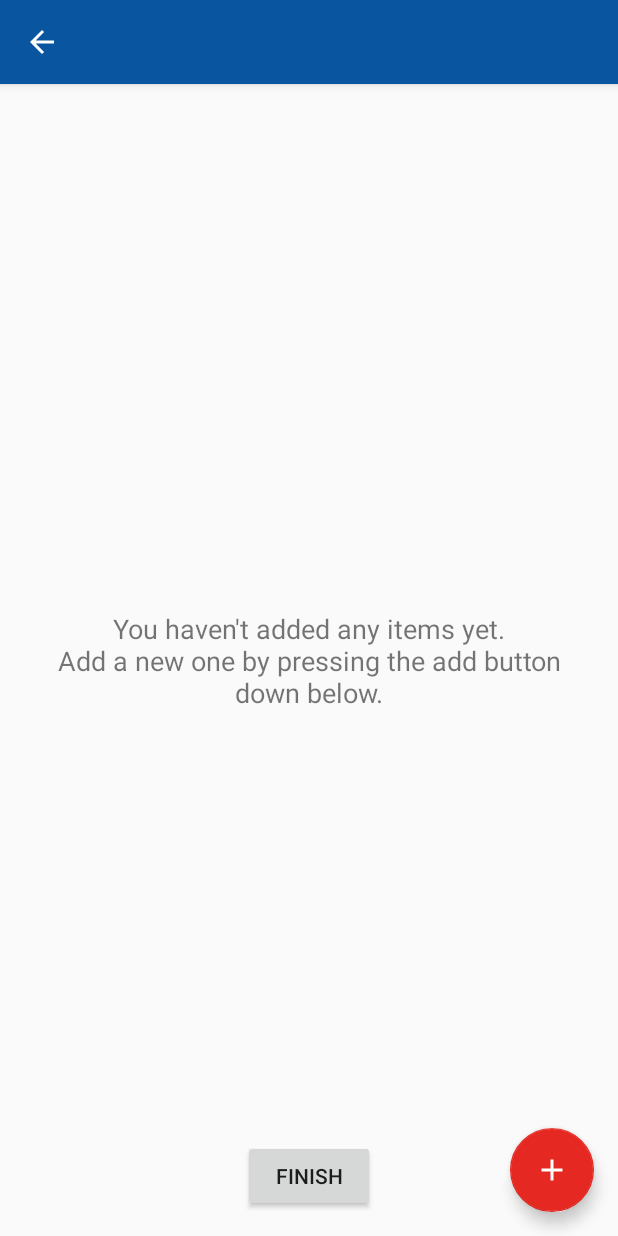
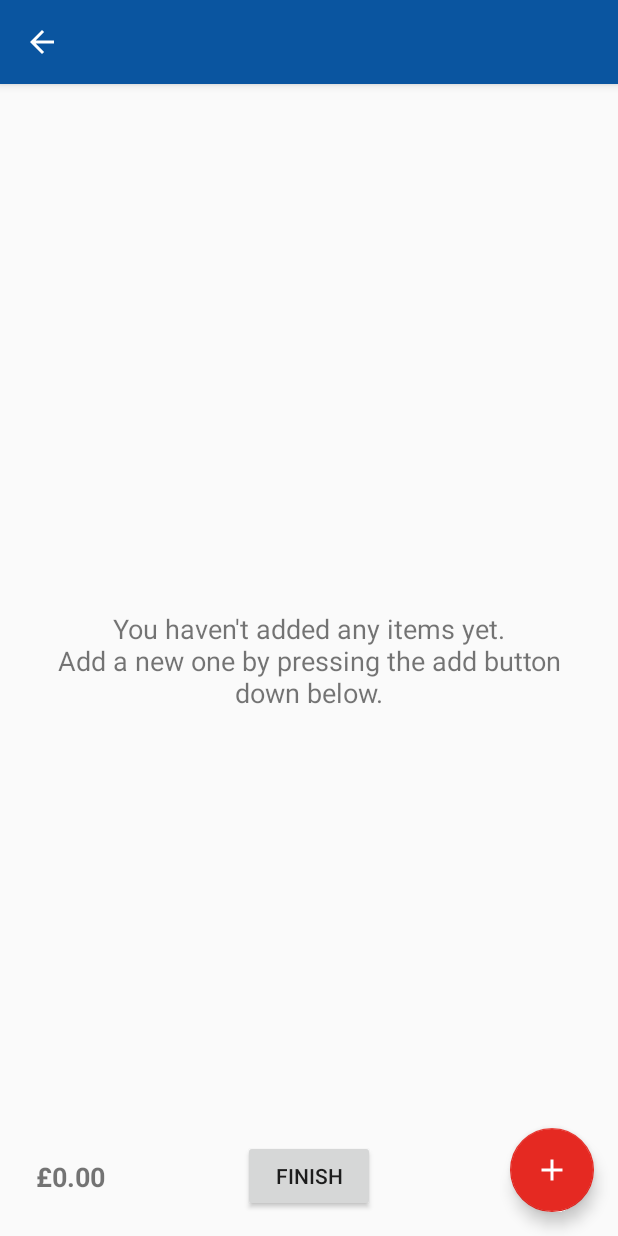
Before and after one commit to SteelColossus/Mobile-Application-Development-Coursework, an Android app: the ShoppingListActivity screen opened directly, with no data from a screen before it, on a phone screen of 412 x 824 dp. Run offline under Robolectric (Android 15) with nearby library versions, the phone set to English and light mode, and no system bars; pictures from the network do not load.

Commit message:
Add total price to shopping lists

```diff
--- a/app/src/main/java/com/steelcolossus/mobiledev/mobileapplicationdevelopmentcoursework/ShoppingList.java
+++ b/app/src/main/java/com/steelcolossus/mobiledev/mobileapplicationdevelopmentcoursework/ShoppingList.java
@@ -89,6 +89,18 @@ public class ShoppingList implements Parcelable
         return true;
     }
 
+    public float getTotalPrice()
+    {
+        float totalPrice = 0;
+
+        for (ShoppingListItem item : items)
+        {
+            totalPrice += item.getPrice();
+        }
+
+        return totalPrice;
+    }
+
     @Override
     public boolean equals(Object obj)
     {
--- a/app/src/main/java/com/steelcolossus/mobiledev/mobileapplicationdevelopmentcoursework/ShoppingListActivity.java
+++ b/app/src/main/java/com/steelcolossus/mobiledev/mobileapplicationdevelopmentcoursework/ShoppingListActivity.java
@@ -15,9 +15,12 @@ import android.support.v7.widget.RecyclerView;
 import android.support.v7.widget.Toolbar;
 import android.view.View;
 import android.widget.Button;
+import android.widget.TextView;
 
+import java.text.NumberFormat;
 import java.util.ArrayList;
 import java.util.Date;
+import java.util.Locale;
 
 interface BackNavigationCallback
 {
@@ -93,7 +96,7 @@ public class ShoppingListActivity extends AppCompatActivity
         adapter = new ShoppingListAdapter(shoppingList.getItems(), isNew);
         recyclerView.setAdapter(adapter);
 
-        updateListVisibility();
+        updateViewVisibility();
 
         final Context context = this;
 
@@ -127,7 +130,7 @@ public class ShoppingListActivity extends AppCompatActivity
                 {
                     case R.id.remove:
                         adapter.removeItem(shoppingListItem);
-                        updateListVisibility();
+                        updateViewVisibility();
                         Snackbar.make(view, shoppingListItem.getName() + " removed", Snackbar.LENGTH_LONG).setAction("Action", null).show();
                         return true;
                     case R.id.changeItem:
@@ -166,7 +169,7 @@ public class ShoppingListActivity extends AppCompatActivity
 
                 adapter.addItem(result);
 
-                updateListVisibility();
+                updateViewVisibility();
             }
         }
         else if (requestCode == CHANGE_PRODUCT_REQUEST)
@@ -242,11 +245,17 @@ public class ShoppingListActivity extends AppCompatActivity
         return false;
     }
 
-    private void updateListVisibility()
+    private void updateViewVisibility()
     {
         int itemCount = adapter.getItemCount();
         findViewById(R.id.noItemsTextView).setVisibility(itemCount > 0 ? View.INVISIBLE : View.VISIBLE);
         findViewById(R.id.shoppingListRecyclerView).setVisibility(itemCount > 0 ? View.VISIBLE : View.INVISIBLE);
+
+        NumberFormat formatter = NumberFormat.getCurrencyInstance(Locale.UK);
+        String priceText = formatter.format(shoppingList.getTotalPrice());
+        TextView totalPriceTextView = findViewById(R.id.totalPriceTextView);
+
+        totalPriceTextView.setText(priceText);
     }
 
     private void showSaveShoppingListDialog(final BackNavigationCallback backNavigationCallback)
--- a/app/src/main/res/layout/content_shopping_list.xml
+++ b/app/src/main/res/layout/content_shopping_list.xml
@@ -34,6 +34,19 @@
 
     </android.support.v7.widget.RecyclerView>
 
+    <TextView
+        android:id="@+id/totalPriceTextView"
+        android:layout_width="wrap_content"
+        android:layout_height="wrap_content"
+        android:layout_marginLeft="24dp"
+        android:layout_marginStart="24dp"
+        android:text="@string/total_price_default"
+        android:textSize="18sp"
+        android:textStyle="bold"
+        app:layout_constraintBottom_toBottomOf="@+id/addListButton"
+        app:layout_constraintStart_toStartOf="parent"
+        app:layout_constraintTop_toTopOf="@+id/addListButton" />
+
     <Button
         android:id="@+id/addListButton"
         android:layout_width="wrap_content"
--- a/app/src/main/res/values/strings.xml
+++ b/app/src/main/res/values/strings.xml
@@ -24,4 +24,5 @@
     <string name="yes">Yes</string>
     <string name="no">No</string>
     <string name="user_guide">User Guide</string>
+    <string name="total_price_default">Total Price</string>
 </resources>
```
Also changed, not shown: app/src/main/java/com/steelcolossus/mobiledev/mobileapplicationdevelopmentcoursework/ListOfShoppingListsAdapter.java (+13 -0 lines), app/src/main/res/layout/list_shoppinglist_item.xml (+15 -1 lines), 1 other file.
